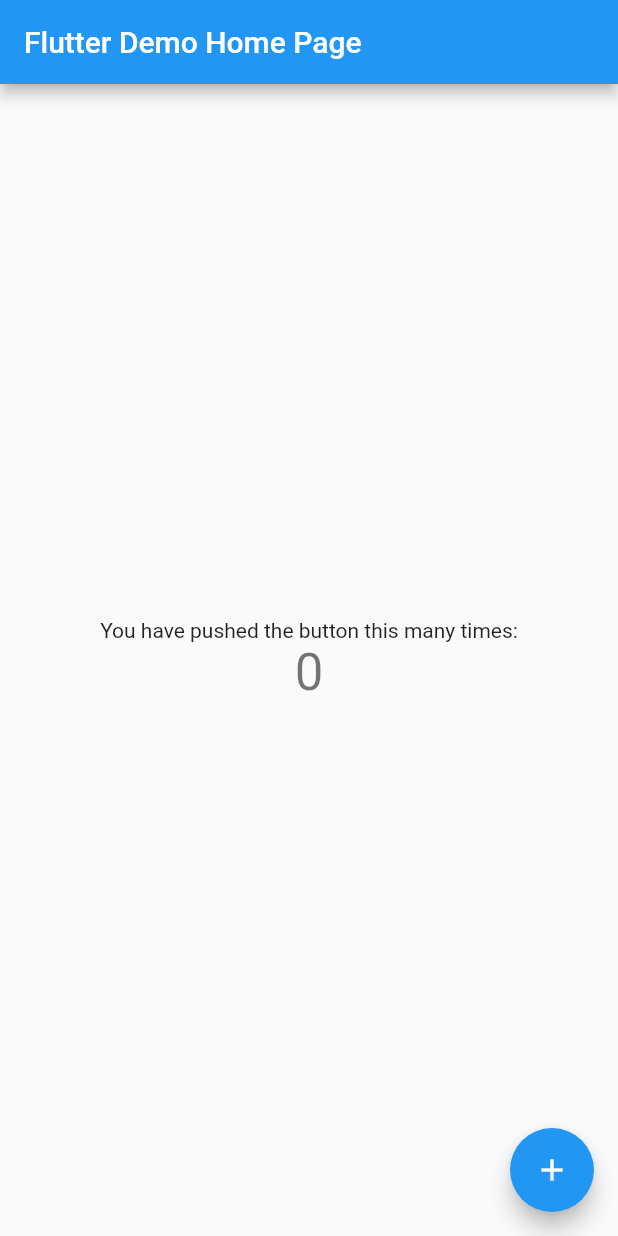
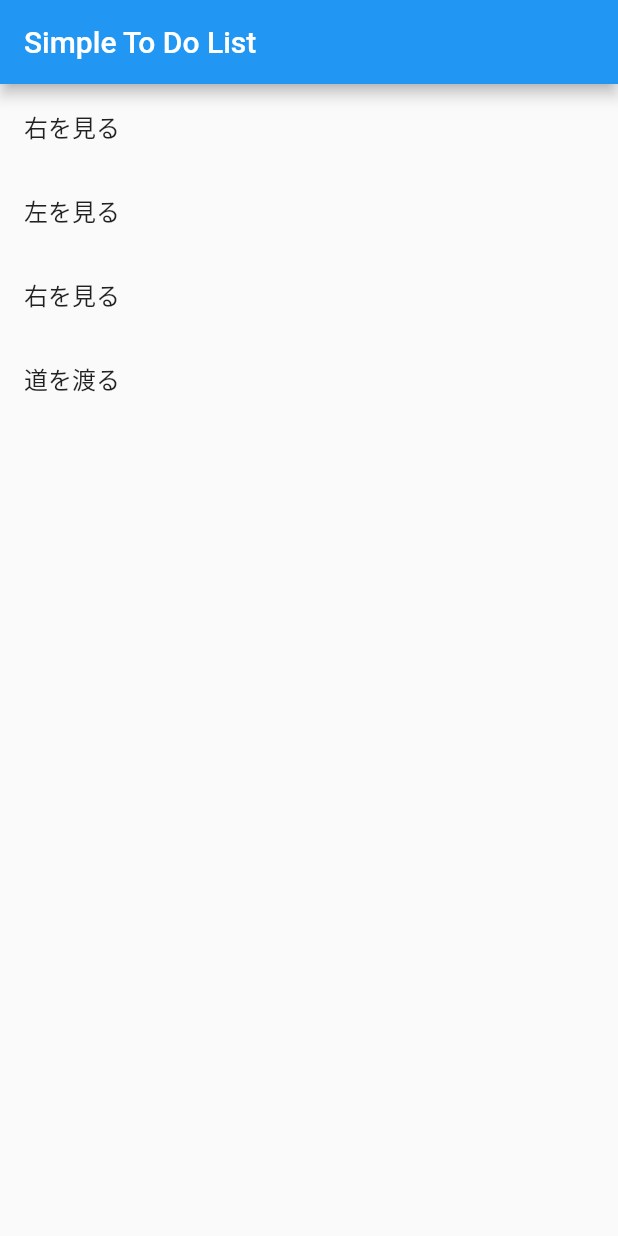
Before and after one commit to meganerisu/flutter_todoapp, a Flutter app: the screen it shows after launch, on a phone screen of 412 x 824 dp. Run offline on Flutter 3.47's test engine with Material 2 defaults, Android fonts, the phone set to English and light mode, and no system bars.

Commit message:
ListViewでタスクの一覧表示ができるようになった

```diff
--- a/lib/main.dart
+++ b/lib/main.dart
@@ -9,105 +9,43 @@
   @override
   Widget build(BuildContext context) {
     return MaterialApp(
-      title: 'Flutter Demo',
+      title: 'Simple To Do App',
       theme: ThemeData(
-        // This is the theme of your application.
-        //
-        // Try running your application with "flutter run". You'll see the
-        // application has a blue toolbar. Then, without quitting the app, try
-        // changing the primarySwatch below to Colors.green and then invoke
-        // "hot reload" (press "r" in the console where you ran "flutter run",
-        // or simply save your changes to "hot reload" in a Flutter IDE).
-        // Notice that the counter didn't reset back to zero; the application
-        // is not restarted.
         primarySwatch: Colors.blue,
       ),
-      home: MyHomePage(title: 'Flutter Demo Home Page'),
+      home: ToDoListPage(title: 'Simple To Do List'),
     );
   }
 }
 
-class MyHomePage extends StatefulWidget {
-  MyHomePage({Key? key, required this.title}) : super(key: key);
-
-  // This widget is the home page of your application. It is stateful, meaning
-  // that it has a State object (defined below) that contains fields that affect
-  // how it looks.
-
-  // This class is the configuration for the state. It holds the values (in this
-  // case the title) provided by the parent (in this case the App widget) and
-  // used by the build method of the State. Fields in a Widget subclass are
-  // always marked "final".
+class ToDoListPage extends StatefulWidget {
+  ToDoListPage({Key? key, required this.title}) : super(key: key);
 
   final String title;
 
   @override
-  _MyHomePageState createState() => _MyHomePageState();
+  _ToDoListPageState createState() => _ToDoListPageState();
 }
 
-class _MyHomePageState extends State<MyHomePage> {
-  int _counter = 0;
-
-  void _incrementCounter() {
-    setState(() {
-      // This call to setState tells the Flutter framework that something has
-      // changed in this State, which causes it to rerun the build method below
-      // so that the display can reflect the updated values. If we changed
-      // _counter without calling setState(), then the build method would not be
-      // called again, and so nothing would appear to happen.
-      _counter++;
-    });
-  }
+class _ToDoListPageState extends State<ToDoListPage> {
+  var todoArray = ["右を見る", "左を見る", "右を見る", "道を渡る"];
 
   @override
   Widget build(BuildContext context) {
-    // This method is rerun every time setState is called, for instance as done
-    // by the _incrementCounter method above.
-    //
-    // The Flutter framework has been optimized to make rerunning build methods
-    // fast, so that you can just rebuild anything that needs updating rather
-    // than having to individually change instances of widgets.
     return Scaffold(
       appBar: AppBar(
-        // Here we take the value from the MyHomePage object that was created by
-        // the App.build method, and use it to set our appbar title.
         title: Text(widget.title),
       ),
-      body: Center(
-        // Center is a layout widget. It takes a single child and positions it
-        // in the middle of the parent.
-        child: Column(
-          // Column is also a layout widget. It takes a list of children and
-          // arranges them vertically. By default, it sizes itself to fit its
-          // children horizontally, and tries to be as tall as its parent.
-          //
-          // Invoke "debug painting" (press "p" in the console, choose the
-          // "Toggle Debug Paint" action from the Flutter Inspector in Android
-          // Studio, or the "Toggle Debug Paint" command in Visual Studio Code)
-          // to see the wireframe for each widget.
-          //
-          // Column has various properties to control how it sizes itself and
-          // how it positions its children. Here we use mainAxisAlignment to
-          // center the children vertically; the main axis here is the vertical
-          // axis because Columns are vertical (the cross axis would be
-          // horizontal).
-          mainAxisAlignment: MainAxisAlignment.center,
-          children: <Widget>[
-            Text(
-              'You have pushed the button this many times:',
-            ),
-            Text(
-              '$_counter',
-              style: Theme.of(context).textTheme.headline4,
-            ),
-          ],
-        ),
-      ),
-      floatingActionButton: FloatingActionButton(
-        onPressed: _incrementCounter,
-        tooltip: 'Increment',
-        child: Icon(Icons.add),
-      ), // This trailing comma makes auto-formatting nicer for build methods.
+      body: Container(
+          child: ListView.builder(
+              itemCount: todoArray.length,
+              itemBuilder: (BuildContext context, int index) {
+                return Container(
+                  child: ListTile(
+                    title: Text(todoArray[index]),
+                  ),
+                );
+              })),
     );
   }
 }
```
